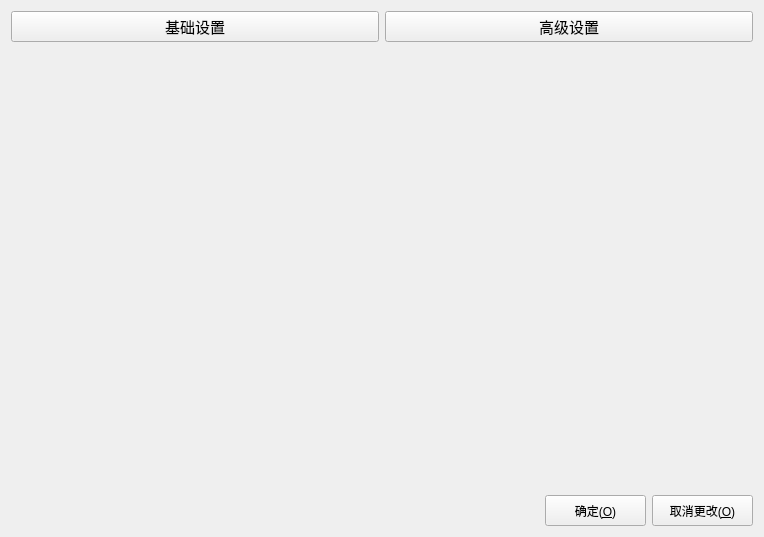
First picture: the form in src/SettingsWidget.ui, repository L-Super/FlowD, before the edit.
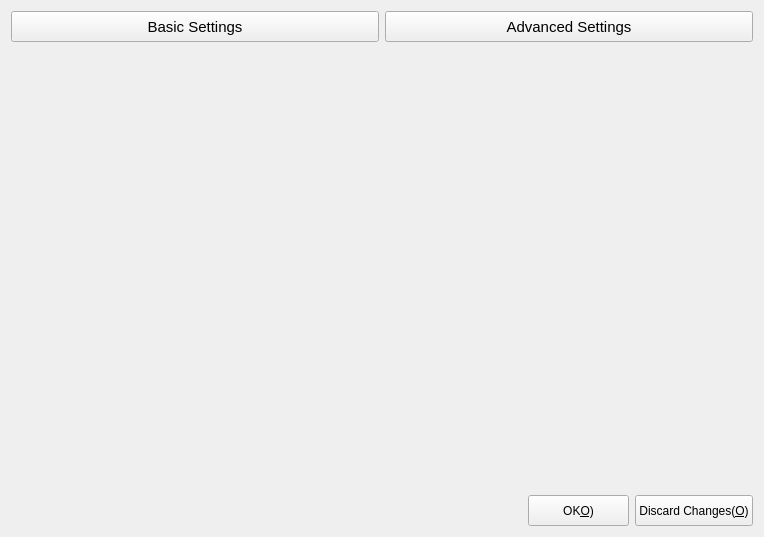
Second picture: the form after the edit.

The edit to the form file:
```diff
--- a/src/SettingsWidget.ui
+++ b/src/SettingsWidget.ui
@@ -39,7 +39,7 @@
         <cursorShape>PointingHandCursor</cursorShape>
        </property>
        <property name="text">
-        <string>基础设置</string>
+        <string>Basic Settings</string>
        </property>
        <property name="checkable">
         <bool>true</bool>
@@ -63,7 +63,7 @@
         <cursorShape>PointingHandCursor</cursorShape>
        </property>
        <property name="text">
-        <string>高级设置</string>
+        <string>Advanced Settings</string>
        </property>
        <property name="checkable">
         <bool>true</bool>
@@ -108,7 +108,7 @@
         </size>
        </property>
        <property name="text">
-        <string>确定(&amp;O)</string>
+        <string>OK&amp;O)</string>
        </property>
       </widget>
      </item>
@@ -122,12 +122,12 @@
        </property>
        <property name="maximumSize">
         <size>
-         <width>101</width>
+         <width>400</width>
          <height>31</height>
         </size>
        </property>
        <property name="text">
-        <string>取消更改(&amp;O)</string>
+        <string>Discard Changes(&amp;O)</string>
        </property>
       </widget>
      </item>
```
Left out of the diff: 2 changed lines with no effect on the pictures.
